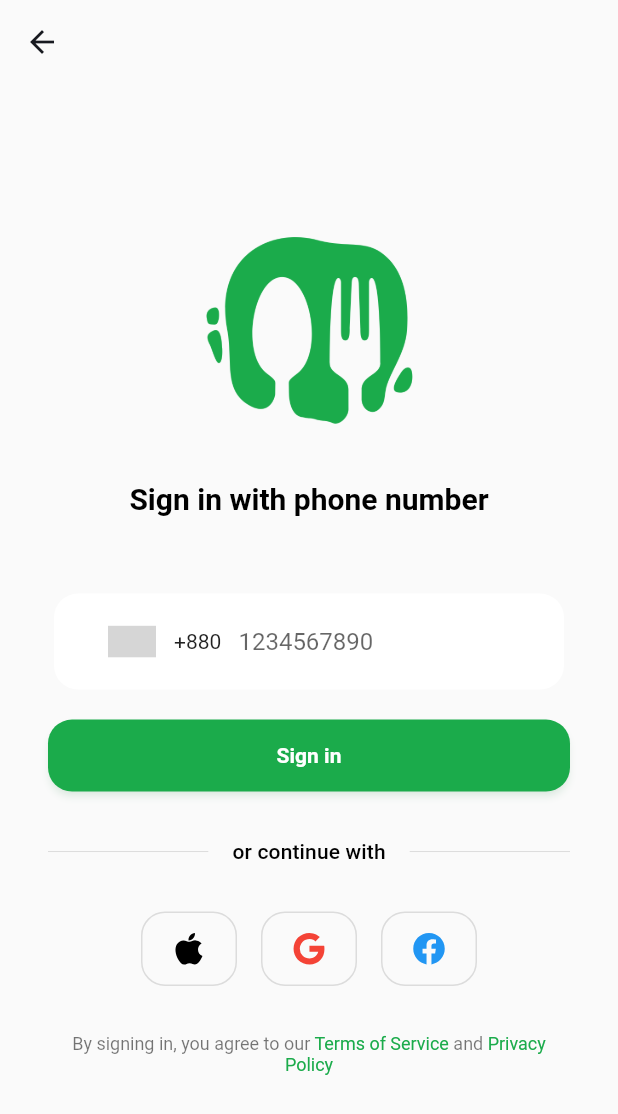
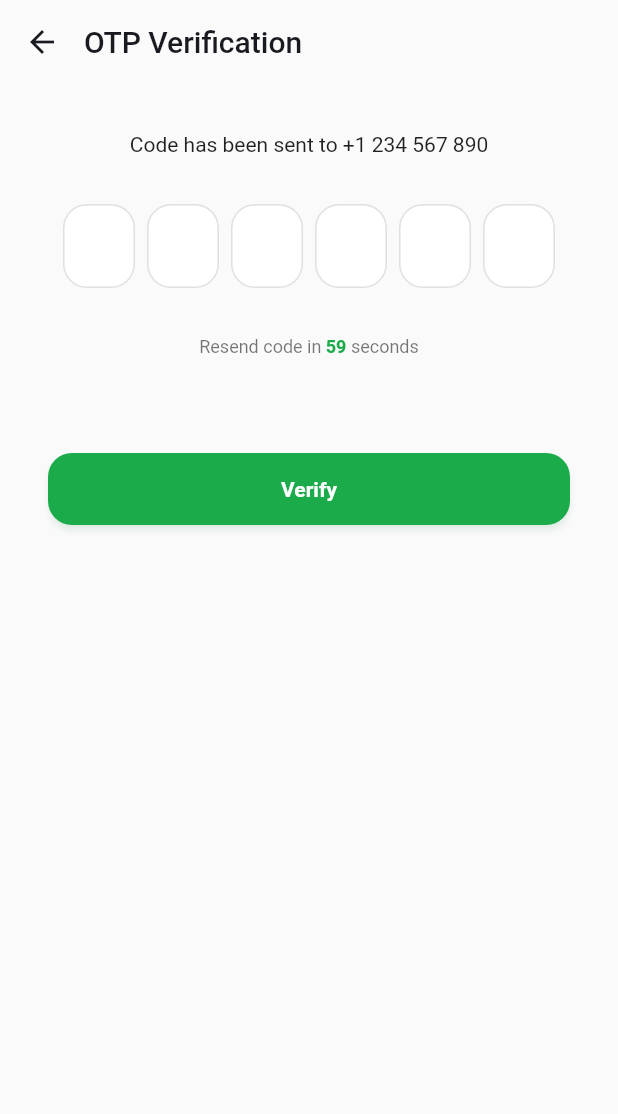
Before and after one commit to devShakib015/mise, a Flutter app: the SignInWithPhonePage screen opened directly, after a tap on "Sign in", on a phone screen of 412 x 824 dp. Shown: the top 1114 px of the screen. Run offline on Flutter 3.47's test engine with Material 2 defaults, Android fonts, the phone set to English and light mode, and no system bars; drawn by our look-alikes of intl_phone_number_input, pinput; our stand-ins replace cached_network_image, card_swiper, easy_localization, flutter_easyloading, flutter_riverpod, hive and 2 more; missing offline and left inert: awesome_rating; accounts and stored records are empty; grey boxes are pictures that could not be loaded.

Commit message:
OTP page

```diff
--- a/customer_app/lib/main.dart
+++ b/customer_app/lib/main.dart
@@ -3,6 +3,7 @@ import 'package:customer_app/helpers/config_loading.dart';
 import 'package:customer_app/helpers/hive_constants.dart';
 import 'package:customer_app/helpers/theme_constants.dart';
 import 'package:customer_app/providers/hive_provider.dart';
+import 'package:customer_app/views/auth/login_page.dart';
 import 'package:customer_app/views/wrapper.dart';
 import 'package:easy_localization/easy_localization.dart';
 import 'package:flutter/material.dart';
@@ -60,7 +61,7 @@ class MyApp extends ConsumerWidget {
       localizationsDelegates: context.localizationDelegates,
       supportedLocales: context.supportedLocales,
       locale: context.locale,
-      home: const Wrapper(),
+      home: const LoginPage(),
       builder: EasyLoading.init(),
     );
   }
--- /dev/null
+++ b/customer_app/lib/views/auth/otp_verification_page.dart
@@ -0,0 +1,135 @@
+import 'dart:async';
+import 'package:customer_app/helpers/theme_constants.dart';
+import 'package:customer_app/widgets/custom_spacer.dart';
+import 'package:flutter/material.dart';
+import 'package:pinput/pinput.dart';
+
+class OtpVerificationPage extends StatefulWidget {
+  const OtpVerificationPage({super.key});
+
+  @override
+  State<OtpVerificationPage> createState() => _OtpVerificationPageState();
+}
+
+class _OtpVerificationPageState extends State<OtpVerificationPage> {
+  final pinController = TextEditingController();
+  final focusNode = FocusNode();
+  late Timer timer;
+  int _time = 60;
+
+  @override
+  void initState() {
+    timer = Timer.periodic(const Duration(seconds: 1), (timer) {
+      setState(() {
+        if (_time > 0) {
+          _time--;
+        } else {
+          timer.cancel();
+        }
+      });
+    });
+    super.initState();
+  }
+
+  @override
+  void dispose() {
+    pinController.dispose();
+    focusNode.dispose();
+    timer.cancel();
+    super.dispose();
+  }
+
+  @override
+  Widget build(BuildContext context) {
+    var defaultPinTheme = PinTheme(
+      width: ThemeConstant.defaultPadding * 3,
+      height: ThemeConstant.defaultPadding * 3.5,
+      textStyle: const TextStyle(fontSize: 20, fontWeight: FontWeight.bold),
+      decoration: BoxDecoration(
+        color: Theme.of(context).cardColor,
+        border: Border.all(color: Theme.of(context).dividerColor),
+        borderRadius: BorderRadius.circular(ThemeConstant.defaultRadius),
+      ),
+    );
+
+    var focusPinTheme = defaultPinTheme.copyWith(
+      decoration: BoxDecoration(
+        color: Theme.of(context).colorScheme.primary.withOpacity(0.1),
+        border: Border.all(color: Theme.of(context).colorScheme.primary),
+        borderRadius: BorderRadius.circular(ThemeConstant.defaultRadius / 2),
+      ),
+    );
+
+    return Scaffold(
+      appBar: AppBar(
+        title: const Text('OTP Verification'),
+      ),
+      body: SingleChildScrollView(
+        padding: const EdgeInsets.all(ThemeConstant.defaultPadding),
+        child: Column(
+          crossAxisAlignment: CrossAxisAlignment.stretch,
+          children: [
+            const DefaultVerticalSpacer(),
+            const Text(
+              "Code has been sent to +1 234 567 890",
+              textAlign: TextAlign.center,
+            ),
+            const DefaultVerticalSpacer(),
+            const DefaultVerticalSpacer(),
+            Pinput(
+              controller: pinController,
+              focusNode: focusNode,
+              listenForMultipleSmsOnAndroid: true,
+              hapticFeedbackType: HapticFeedbackType.lightImpact,
+              length: 6,
+              pinputAutovalidateMode: PinputAutovalidateMode.onSubmit,
+              showCursor: true,
+              onCompleted: (value) {
+                print(value);
+              },
+              separator:
+                  const SizedBox(width: ThemeConstant.defaultPadding / 2),
+              defaultPinTheme: defaultPinTheme,
+              focusedPinTheme: focusPinTheme,
+            ),
+            const DefaultVerticalSpacer(),
+            const DefaultVerticalSpacer(),
+            _time > 0
+                ? Text.rich(
+                    TextSpan(
+                      text: "Resend code in ",
+                      style: Theme.of(context).textTheme.caption,
+                      children: [
+                        TextSpan(
+                          text: "$_time",
+                          style: Theme.of(context).textTheme.caption!.copyWith(
+                                fontWeight: FontWeight.bold,
+                                color: Theme.of(context).colorScheme.primary,
+                              ),
+                        ),
+                        TextSpan(
+                          text: " seconds",
+                          style: Theme.of(context).textTheme.caption,
+                        ),
+                      ],
+                    ),
+                    textAlign: TextAlign.center,
+                  )
+                : TextButton(
+                    onPressed: () {},
+                    child: const Text("Resend code"),
+                  ),
+            const SizedBox(height: ThemeConstant.defaultPadding * 3),
+            Padding(
+              padding: const EdgeInsets.all(ThemeConstant.defaultPadding),
+              child: ElevatedButton(
+                onPressed: () {},
+                child: const Text("Verify"),
+              ),
+            )
+          ],
+        ),
+      ),
+    );
+  }
+}
--- a/customer_app/lib/views/auth/sign_in_with_phone_page.dart
+++ b/customer_app/lib/views/auth/sign_in_with_phone_page.dart
@@ -1,6 +1,7 @@
 import 'package:customer_app/helpers/app_constants.dart';
 import 'package:customer_app/helpers/theme_constants.dart';
 import 'package:customer_app/views/auth/login_page.dart';
+import 'package:customer_app/views/auth/otp_verification_page.dart';
 import 'package:customer_app/widgets/custom_spacer.dart';
 import 'package:customer_app/widgets/custom_widgets.dart';
 import 'package:customer_app/widgets/field_card.dart';
@@ -20,7 +21,11 @@ class _SignInWithPhonePageState extends State<SignInWithPhonePage> {
 
   @override
   Widget build(BuildContext context) {
-    return Scaffold(
+    return GestureDetector(
+      onTap: () {
+        FocusScope.of(context).unfocus();
+      },
+      child: Scaffold(
         appBar: AppBar(),
         body: Center(
           child: SingleChildScrollView(
@@ -56,15 +61,21 @@ class _SignInWithPhonePageState extends State<SignInWithPhonePage> {
                     inputDecoration: const InputDecoration(
                       border: InputBorder.none,
                       contentPadding: EdgeInsets.zero,
-                    hintText: "1234567890",
+                      hintText: "1234-567890",
                     ),
-                  keyboardType: const TextInputType.numberWithOptions(
-                      signed: true, decimal: true),
+                    keyboardType: TextInputType.number,
                   ),
                 ),
                 const DefaultVerticalSpacer(),
                 ElevatedButton(
-                onPressed: () {},
+                  onPressed: () {
+                    FocusScope.of(context).unfocus();
+                    Navigator.of(context).push(
+                      MaterialPageRoute(
+                        builder: (context) => const OtpVerificationPage(),
+                      ),
+                    );
+                  },
                   child: const Text("Sign in"),
                 ),
                 const SizedBox(height: ThemeConstant.defaultPadding * 2),
@@ -89,7 +100,8 @@ class _SignInWithPhonePageState extends State<SignInWithPhonePage> {
                       child: Hero(
                         tag: "apple",
                         child: Icon(Ionicons.logo_apple,
-                          color: Theme.of(context).textTheme.subtitle2!.color),
+                            color:
+                                Theme.of(context).textTheme.subtitle2!.color),
                       ),
                     ),
                     const DefaultHorizontalSpacer(),
@@ -117,6 +129,7 @@ class _SignInWithPhonePageState extends State<SignInWithPhonePage> {
             ),
           ),
         ),
+      ),
     );
   }
 }
--- a/customer_app/pubspec.yaml
+++ b/customer_app/pubspec.yaml
@@ -47,6 +47,7 @@ dependencies:
   hive_flutter: ^1.1.0
   flutter_riverpod: ^2.1.1
   flutter_easyloading: ^3.0.5
+  pinput: ^2.2.16
 
 dev_dependencies:
   flutter_test:
```
Also changed, not shown: customer_app/pubspec.lock, 1 other file. Lines whose indentation alone changed are shown as unchanged.
